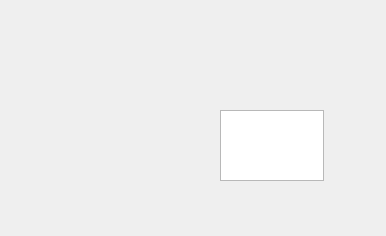
The window that MultiWinDesign/qformdoc.ui (MarJoSong/Qt_Project) describes before a commit, drawn with Qt 5.
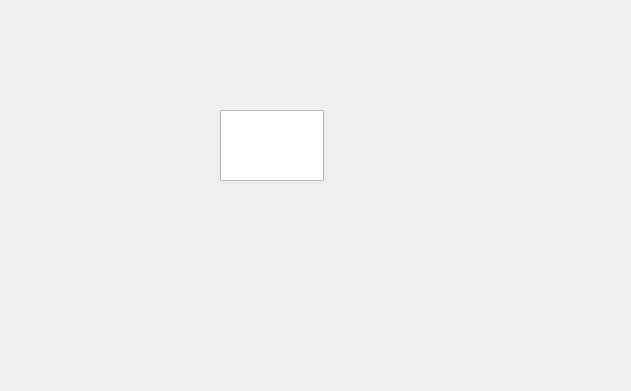
The same window after the commit. Icons and pictures are not drawn.

```diff
--- a/MultiWinDesign/qformdoc.ui
+++ b/MultiWinDesign/qformdoc.ui
@@ -6,8 +6,8 @@
    <rect>
     <x>0</x>
     <y>0</y>
-    <width>386</width>
-    <height>236</height>
+    <width>631</width>
+    <height>391</height>
    </rect>
   </property>
   <property name="windowTitle">
```
